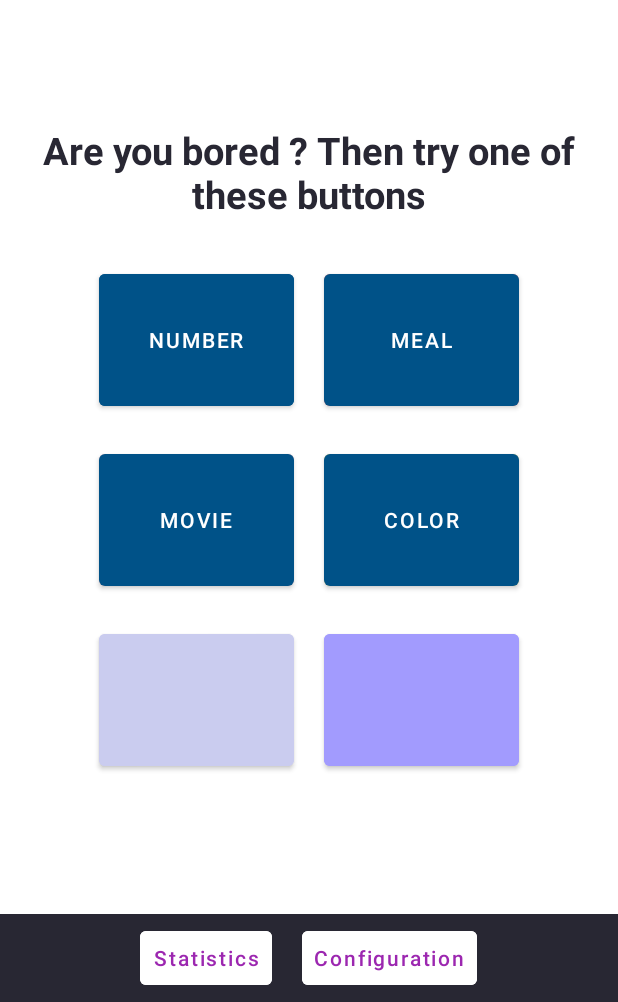
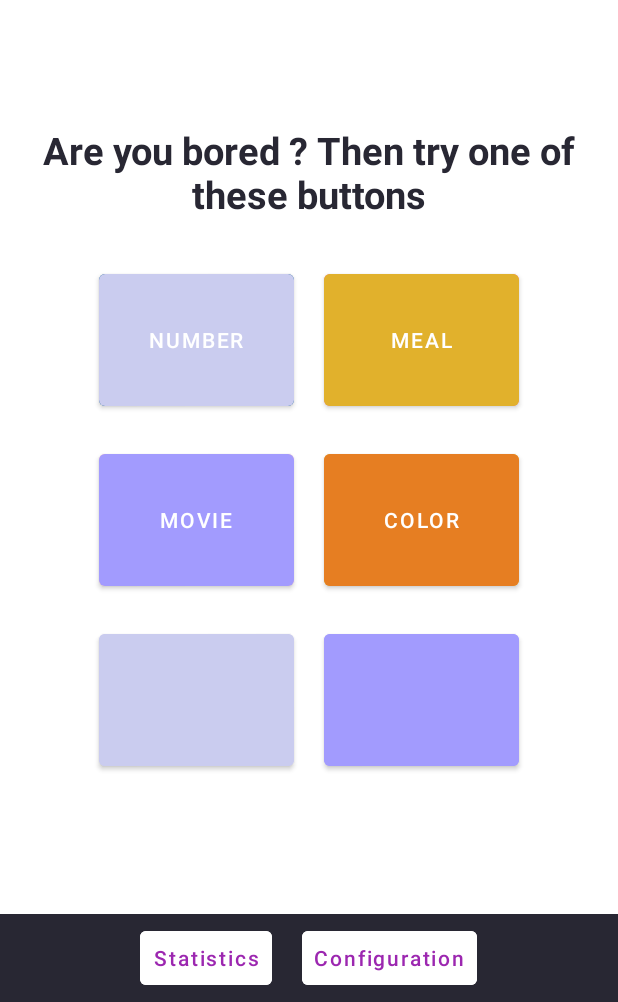
Before and after one commit to Xiumin-Lin/Random-Box, an Android app: the screen it shows after launch (MainActivity), on a phone screen of 412 x 824 dp, the part 234-1236 px from its top. Run offline under Robolectric (Android 15) with nearby library versions, the phone set to English and light mode, and no system bars; our stand-ins replace Firebase (no records; nobody signed in at launch, a user with empty details on screens opened directly).

Commit message:
new colors and shuffle color

```diff
--- a/app/src/main/java/fr/iut/random_box/MainActivity.java
+++ b/app/src/main/java/fr/iut/random_box/MainActivity.java
@@ -7,7 +7,6 @@ import android.content.Context;
 import android.content.DialogInterface;
 import android.content.Intent;
 import android.content.res.ColorStateList;
-import android.graphics.Color;
 import android.hardware.Sensor;
 import android.hardware.SensorEvent;
 import android.hardware.SensorEventListener;
@@ -25,7 +24,7 @@ import com.google.firebase.database.ServerValue;
 
 import java.util.ArrayList;
 import java.util.Collections;
-import java.util.Random;
+import java.util.List;
 
 public class MainActivity extends AppCompatActivity {
     private Button btnN;
@@ -142,10 +141,9 @@ public class MainActivity extends AppCompatActivity {
 
     /**
      * Shuffles the boxes position
-     * @param view : the view that called the method
+     * @param v : the view that called the method
      */
     public void shuffleBox(View v){
-        int[] colorPalette = getResources().getIntArray(R.array.palette);
         Log.d("rb", "run shuffleBox");
         listBox = new ArrayList<String>();
         listBox.add("number");
@@ -154,18 +152,26 @@ public class MainActivity extends AppCompatActivity {
         listBox.add("movie");
         Collections.shuffle(listBox);
 
+        int[] colorPalette = getResources().getIntArray(R.array.palette);
+        List<Integer> colorList = new ArrayList<Integer>(colorPalette.length);
+        for(int i : colorPalette) {
+            colorList.add(i);
+        }
+        Collections.shuffle(colorList);
+
         this.btnN = findViewById(R.id.box_1);
         this.btnN.setText(listBox.get(0));
-        this.btnN.setBackgroundTintList(ColorStateList.valueOf(colorPalette[new Random().nextInt(colorPalette.length)]));
+        this.btnN.setBackgroundTintList(ColorStateList.valueOf(colorList.get(0)));
         this.btnN = findViewById(R.id.box_2);
         this.btnN.setText(listBox.get(1));
-        this.btnN.setBackgroundTintList(ColorStateList.valueOf(colorPalette[new Random().nextInt(colorPalette.length)]));
+        this.btnN.setBackgroundTintList(ColorStateList.valueOf(colorList.get(1)));
         this.btnN = findViewById(R.id.box_3);
         this.btnN.setText(listBox.get(2));
-        this.btnN.setBackgroundTintList(ColorStateList.valueOf(colorPalette[new Random().nextInt(colorPalette.length)]));
+        this.btnN.setBackgroundTintList(ColorStateList.valueOf(colorList.get(2)));
         this.btnN = findViewById(R.id.box_4);
         this.btnN.setText(listBox.get(3));
-        this.btnN.setBackgroundTintList(ColorStateList.valueOf(colorPalette[new Random().nextInt(colorPalette.length)]));
+        this.btnN.setBackgroundTintList(ColorStateList.valueOf(colorList.get(3)));
+
     }
 
     private final SensorEventListener mSensorListener = new SensorEventListener() {
--- a/app/src/main/res/values/colors.xml
+++ b/app/src/main/res/values/colors.xml
@@ -2,7 +2,7 @@
 <resources>
     <color name="amethyst">#9b59b6</color>
     <color name="asphalt">#34495e</color>
-    <color name="banana">#fbe063</color>
+    <color name="banana">#e1b12c</color>
     <color name="black">#FF000000</color>
     <color name="carrot">#e67e22</color>
     <color name="cerulean">#005288</color>
```
